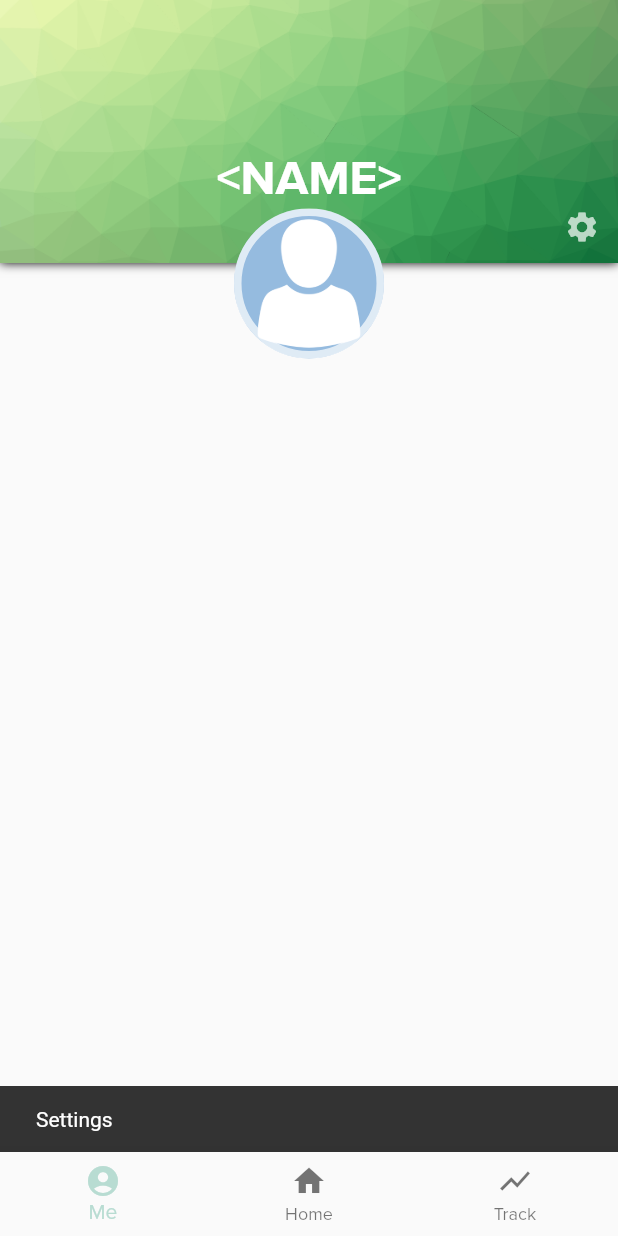
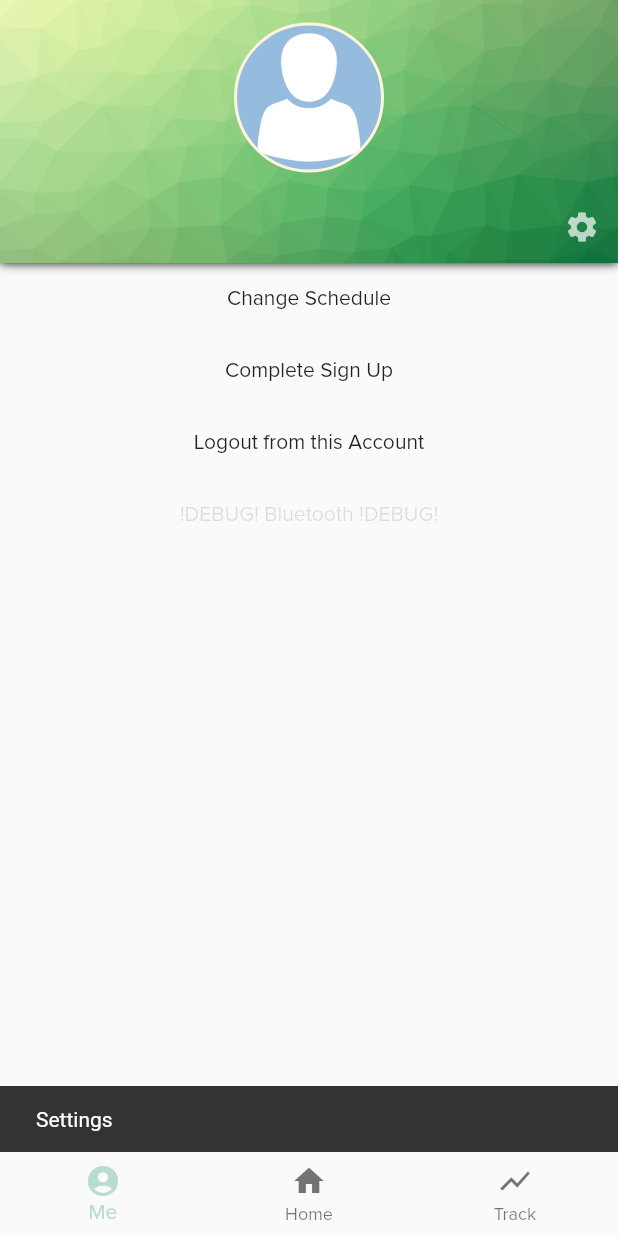
Before and after one commit to veronicaads/PAHaLA-mobile, a Flutter app: the Home screen opened directly, after a tap on the "settings" icon, on a phone screen of 412 x 824 dp. Run offline on Flutter 3.47's test engine with Material 2 defaults, Android fonts, the phone set to English and light mode, and no system bars; our stand-ins replace animated_text_kit, charts_flutter, date_format, datetime_picker_formfield, firebase_auth, flutter_blue and 7 more; missing offline and left inert: material_switch, month_picker_strip, timeline; accounts and stored records are empty; network calls fail; project files that could hold a hidden picture were left out.

Commit message:
Redesign Me Page, Set Schedule, Sleep Functionality

```diff
--- a/lib/asset.dart
+++ b/lib/asset.dart
@@ -5,7 +5,8 @@ class APIEndpointAssets {
   static final domain = 'pahala.xyz';
   static final baseURL = APIEndpointAssets.protocol + APIEndpointAssets.domain;
   static final userService = APIEndpointAssets.baseURL + '/user';
-  static final userTokenService = APIEndpointAssets.baseURL + '/token';
+  static final userAlarmService = APIEndpointAssets.userService + '/alarm';
+//  static final userTokenService = APIEndpointAssets.baseURL + '/token';
   static final weatherService = APIEndpointAssets.baseURL + '/weather';
   static final quoteService = APIEndpointAssets.baseURL + '/quote';
   static final newsService = APIEndpointAssets.baseURL + '/news';
@@ -13,6 +14,7 @@ class APIEndpointAssets {
   static final nodeService = APIEndpointAssets.baseURL + '/node';
   static final nodeLampService = APIEndpointAssets.nodeService + '/lamp';
   static final nodeScaleService = APIEndpointAssets.nodeService + '/scale';
+  static final nodeSleepService = APIEndpointAssets.nodeService + '/sleep';
   // static final statService = APIEndpointAssets.baseURL + '/stat';
 }
 
--- a/lib/home.dart
+++ b/lib/home.dart
@@ -22,8 +22,6 @@ class _HomePageState extends State<HomePage> {
   List<NewsMenu> _menuData;
   Weather _weatherData;
   Quote _quote;
-  final GoogleSignIn _googleSignIn = GoogleSignIn();
-  final FirebaseAuth _auth = FirebaseAuth.instance;
   @override
   void initState() {
     super.initState();
@@ -36,7 +34,7 @@ class _HomePageState extends State<HomePage> {
     fetchWeather().then( (r) { setState(() { _weatherData = Weather.weatherFromResponse(r.body); }); });
     Future<Response> fetchQuote() async {return post(APIEndpointAssets.quoteService, body: {'idToken': await firebaseUser.getIdToken()}); }
     fetchQuote().then( (r) {
-      print("INI QUOTE YAH: " + r.body);
+//      print("INI QUOTE YAH: " + r.body);
       setState(() { _quote = Quote.quoteFromResponse(r.body); });
     });
     Future<Response> fetchNews() async { return post(APIEndpointAssets.newsService, body: {'idToken': await firebaseUser.getIdToken()}); }
@@ -54,94 +52,12 @@ class _HomePageState extends State<HomePage> {
           child: Row(
             crossAxisAlignment: CrossAxisAlignment.stretch,
             children: <Widget>[
-              Expanded(
-                child: NodeControlCard(),
-              ),
-              Expanded(
-                child: SleepCard(alarmTime: "7:00 AM",),
-              ),
+              Expanded( child: NodeControlCard(), ),
+              Expanded( child: SleepCard(alarmTime: "7:00 AM",), ),
             ],
           ),
         ),
         NewsMenuCard(menu: _menuData, news: _newsData,),
-        Card(
-          margin: EdgeInsets.symmetric(horizontal: 15.0, vertical: 5.0),
-          child: Column(
-            mainAxisSize: MainAxisSize.min,
-            children: <Widget>[
-              ButtonTheme.bar( // make buttons use the appropriate styles for cards
-                child: ButtonBar(
-                  children: <Widget>[
-                    FlatButton(
-                      child: Text('Schedule'),
-                      onPressed: () {
-                        Future(() {
-                          Navigator.pushNamed(context, '/schedule');
-                        });
-                      },
-                    ),
-                    FlatButton(
-                      child: Text('Sign Up'),
-                      onPressed: () {
-                        Future(() {
-                          Navigator.pushNamed(context, '/signup');
-                        });
-                      },
-                    ),
-                  ],
-                ),
-              ),
-            ],
-          ),
-        ),
-        Card(
-          margin: EdgeInsets.symmetric(horizontal: 15.0, vertical: 5.0),
-          child: Column(
-            mainAxisSize: MainAxisSize.min,
-            children: <Widget>[
-              ButtonTheme.bar( // make buttons use the appropriate styles for cards
-                child: ButtonBar(
-                  children: <Widget>[
-                    FlatButton(
-                      child: Text('POST'),
-                      onPressed: () {
-                        Future<Response> fetchPost() {
-                          return post('https://pahala.xyz/hello', body: {'names': 'SK'});
-                        }
-                        fetchPost().then(
-                          (r) => Scaffold.of(context).showSnackBar(SnackBar(content: Text(r.body),))
-                        );
-                      },
-                    ),
-                    FlatButton(
-                      child: Text('BT'),
-                      onPressed: () {
-                        Future(() {
-                          Navigator.of(context).pushNamed('/blue');
-                        });
-                      },
-                    ),
-                    FlatButton(
-                      child: Text('Logout'),
-                      onPressed: () {
-                        Future<Null> _handleSignOut() async {
-                          await _auth.signOut();
-                          await _googleSignIn.signOut();
-                        }
-                        _handleSignOut().then(
-                          (_) {
-                            Scaffold.of(context).showSnackBar(SnackBar(content: Text("Logged out")));
-                            Navigator.pushReplacementNamed(context, '/login ');
-                          }
-                        );
-                      },
-                    ),
-                  ],
-                ),
-              ),
-            ],
-          ),
-        ),
       ],
     ) : SpinKitDoubleBounce(color: BaseColorAssets.primary60, size: 200.0,);
   }
@@ -272,6 +188,7 @@ class _NodeControlCardState extends State<NodeControlCard> {
   int _value = 0;
   List<String> _lampName = ["Lamp 1", "Lamp 2"];
   List<bool> _isOn = [false, false];
+  bool _isLoading = false;
   @override
   Widget build(BuildContext context) {
     return Card(
@@ -288,25 +205,29 @@ class _NodeControlCardState extends State<NodeControlCard> {
               onChanged: (v) { setState(() { _value = v; }); },
               value: _value,
             ),
-            IconButton(
+            _isLoading == false ? IconButton(
               icon: Icon(FontAwesomeIcons.lightbulb, color: _isOn[_value] ? BaseColorAssets.accent60 : Colors.grey,),
               onPressed: () {
+                setState(() { _isLoading = true; });
                 Future<Response> turnLamp(v) async {
-                  print("LAMP SERVICE: " + APIEndpointAssets.nodeLampService);
-                  return post(APIEndpointAssets.nodeLampService, body: {'idToken': await firebaseUser.getIdToken(), 'flag': v.toString()});
+//                  print("LAMP SERVICE: " + APIEndpointAssets.nodeLampService);
+                  return post(APIEndpointAssets.nodeLampService, body: {'idToken': await firebaseUser.getIdToken(), 'uuid': firebaseUser.uid, 'flag': v.toString()});
                 }
                 turnLamp(!_isOn[_value]).then(
                   (v) {
-                    print("RESPONSE SERVER LAMP: " + v.body);
-                    setState(() { _isOn[_value] = v.body == "true"; });
+//                    print("RESPONSE SERVER LAMP: " + v.body);
+                    setState(() { _isOn[_value] = v.body == "true"; _isLoading = false; });
                   }
                 );
               },
               iconSize: 50.0,
+            ) : SpinKitRipple(
+              size: 66.0,
+              color: BaseColorAssets.primary60,
             ),
             Container(
               margin: EdgeInsets.all(5.0),
-              child: Text("Turned " + (_isOn[_value] ? "on" : "off"), textAlign: TextAlign.center, style: TextStyle(color: Colors.grey),),
+              child: Text((_isLoading ? "Turning " : "Turned ") + (_isOn[_value] ^ _isLoading ? "on" : "off"), textAlign: TextAlign.center, style: TextStyle(color: Colors.grey),),
             ),
           ],
         ),
@@ -329,7 +250,20 @@ class SleepCard extends StatelessWidget {
           ),
           IconButton(
             icon: Icon(FontAwesomeIcons.bed, color: BaseColorAssets.secondary100,),
-            onPressed: () {  },
+            onPressed: () {
+              Future<Response> goToSleep() async {
+                return post(APIEndpointAssets.nodeSleepService, body: {
+                  'idToken': await firebaseUser.getIdToken(),
+                  'uuid': firebaseUser.uid,
+                  'flag': 'false',
+                });
+              }
+              goToSleep().then(
+                (r) {
+                  Scaffold.of(context).showSnackBar(SnackBar(content: Text('Zzz...'),));
+                }
+              );
+            },
             iconSize: 50.0,
           ),
           Container(
--- a/lib/me.dart
+++ b/lib/me.dart
@@ -1,4 +1,7 @@
 import 'package:flutter/material.dart';
+import 'package:http/http.dart';
+import 'globals.dart';
+import 'asset.dart';
 
 class MePage extends StatefulWidget {
   _MePageState createState() => _MePageState();
@@ -7,7 +10,9 @@ class MePage extends StatefulWidget {
 class _MePageState extends State<MePage> {
   @override
   Widget build(BuildContext context) {
-    return Stack(
+    return Column(
+      children: <Widget>[
+        Stack(
           children: <Widget>[
             Container(
               constraints: BoxConstraints.expand(height: 175.0,),
@@ -33,27 +38,67 @@ class _MePageState extends State<MePage> {
               ),
             ),
             Container(
-          padding: EdgeInsets.only(top: 100.0,),
+              padding: EdgeInsets.only(top: 15.0,),
+              child: Center(
                 child: Column(
                   children: <Widget>[
-              Center(
-                child: Text('<NAME>',
-                  style: TextStyle(
-                    fontWeight: FontWeight.bold,
-                    fontSize: 32.0,
-                    color: Colors.white,
-                  ),
-                ),
-              ),
                     Container(
                       constraints: BoxConstraints.expand(width: 100.0, height: 100.0,),
                       decoration: BoxDecoration(
                         shape: BoxShape.circle,
                         image: DecorationImage(
-                    image: AssetImage('assets/images/empty_avatar.png'),
+                          image: firebaseUser.photoUrl == null ? AssetImage('assets/images/empty_avatar.png') : NetworkImage(firebaseUser.photoUrl),
                         ),
-                  border: Border.all(color: Colors.white70, width: 5.0),
+                        border: Border.all(color: BaseColorAssets.accent40, width: 2.0),
                       ),
+                    ),
+                    Text(firebaseUser.displayName,
+                      style: TextStyle(fontWeight: FontWeight.bold, fontSize: 24.0, color: Colors.white, ),
+                    ),
+                    Text(firebaseUser.email,
+                      style: TextStyle(color: Colors.white, ),
+                    ),
+                  ],
+                ),
+              )
+            ),
+          ],
+        ),
+        Expanded(
+          child: ListView(
+            children: <Widget>[
+              FlatButton(
+                child: Text('Change Schedule'),
+                onPressed: () {
+                  Future(() { Navigator.pushNamed(context, '/schedule'); });
+                },
+              ),
+              FlatButton(
+                child: Text('Complete Sign Up'),
+                onPressed: () {
+                  Future(() { Navigator.pushNamed(context, '/signup'); });
+                },
+              ),
+              FlatButton(
+                child: Text('Logout from this Account'),
+                onPressed: () {
+                  Future<Null> handleSignOut() async {
+                    await firebaseAuth.signOut();
+                    await googleSignIn.signOut();
+                  }
+                  handleSignOut().then(
+                    (_) {
+                      Scaffold.of(context).showSnackBar(SnackBar(content: Text("Logged out")));
+                      Future(() { Navigator.pushReplacementNamed(context, '/login '); });
+                    }
+                  );
+                },
+              ),
+              FlatButton(
+                child: Text('!DEBUG! Bluetooth !DEBUG!', style: TextStyle(color: Colors.black12),),
+                onPressed: () {
+                  Future(() { Navigator.of(context).pushNamed('/blue'); });
+                },
               ),
             ],
           ),
```
Also changed, not shown: lib/schedule.dart (+13 -1 lines). Lines whose indentation alone changed are shown as unchanged.
